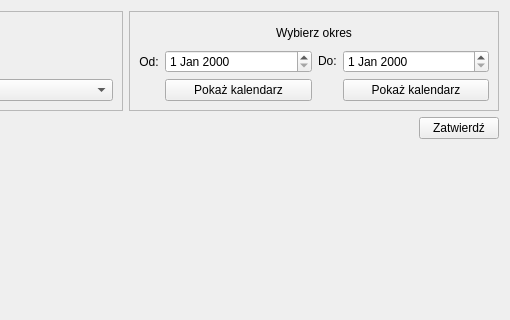
Before: the Qt Designer form ui/analysis_tab.ui in zuzmej/Wydatkoinator, drawn with Qt 5; both pictures show x 635 to 1145 and y 0 to 320 of the 1145 by 693 pixel window.
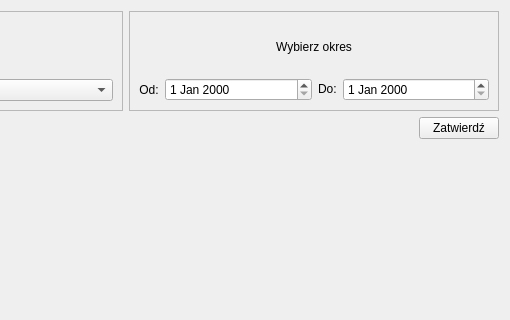
After: the same form once the commit is applied. Custom widgets are drawn as their Qt base class.

```diff
--- a/ui/analysis_tab.ui
+++ b/ui/analysis_tab.ui
@@ -83,20 +83,6 @@
         </property>
        </widget>
       </item>
-      <item row="5" column="1">
-       <widget class="QPushButton" name="show_calendar_from">
-        <property name="text">
-         <string>Pokaż kalendarz</string>
-        </property>
-       </widget>
-      </item>
-      <item row="5" column="3">
-       <widget class="QPushButton" name="show_calendar_to">
-        <property name="text">
-         <string>Pokaż kalendarz</string>
-        </property>
-       </widget>
-      </item>
      </layout>
     </widget>
    </item>
```
Left out of the diff: 6 changed lines with no effect on the pictures.
